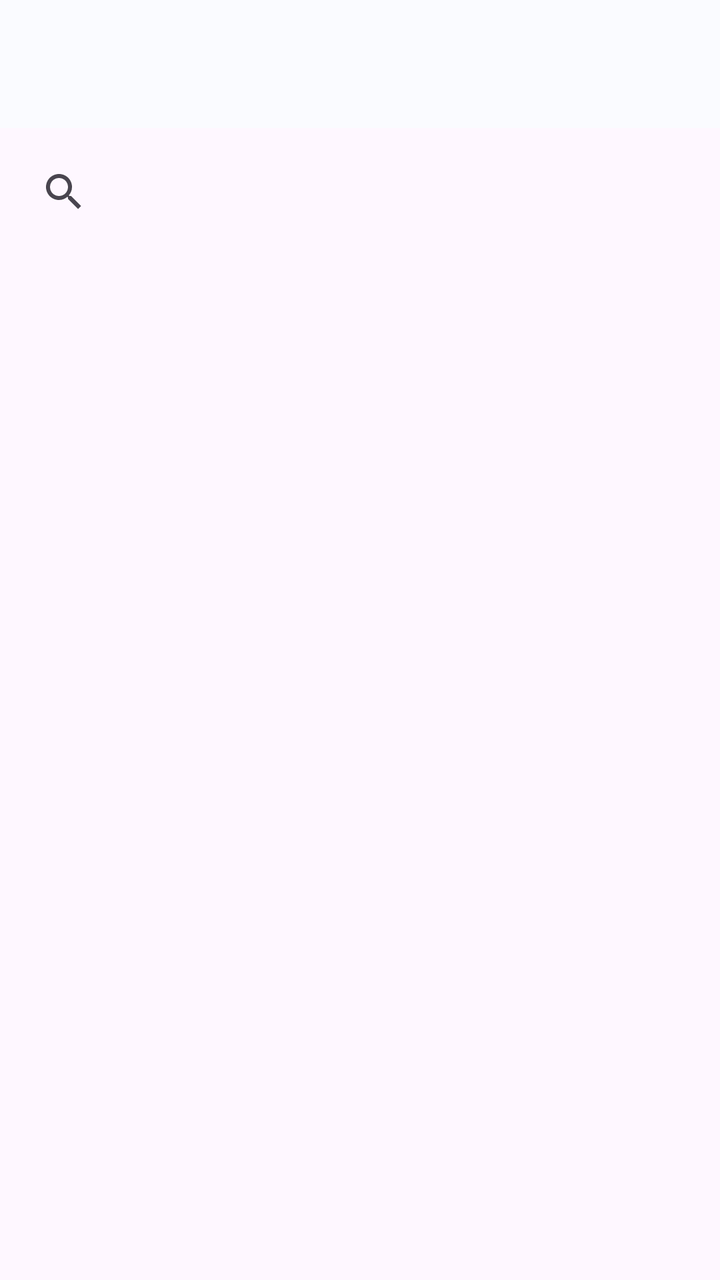
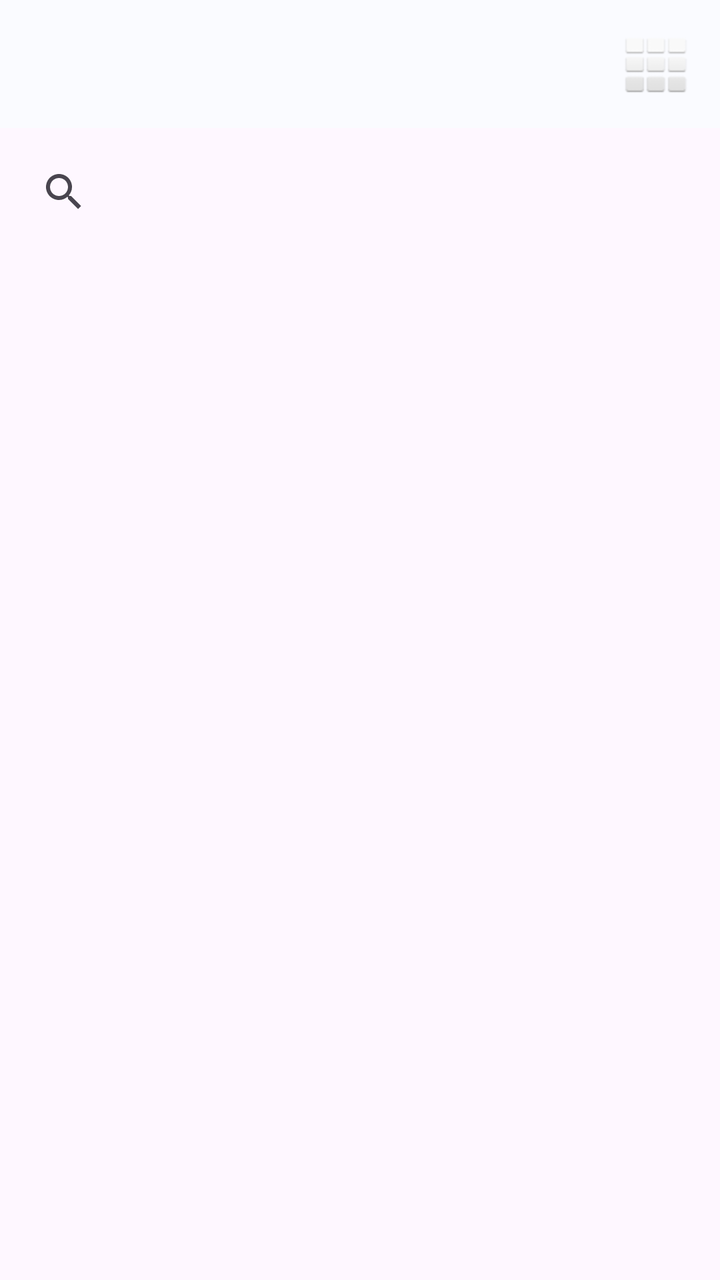

Screens rendered from an Android XML layout before and after an edit, with the pre-edit source and the edit as a unified diff.
<!-- AndroidManifest.xml: application theme Theme.CryptoTracker -->
<!-- res/layout/activity_search.xml -->
<?xml version="1.0" encoding="utf-8"?>
<LinearLayout
    xmlns:android="http://schemas.android.com/apk/res/android"
    android:layout_width="match_parent"
    android:layout_height="match_parent"
    android:orientation="vertical">

    <com.google.android.material.appbar.AppBarLayout
        android:layout_width="match_parent"
        android:layout_height="wrap_content">
        <com.google.android.material.appbar.MaterialToolbar
            android:id="@+id/toolbar"
            android:layout_width="match_parent"
            android:layout_height="?attr/actionBarSize"/>
    </com.google.android.material.appbar.AppBarLayout>

    <SearchView
        android:id="@+id/searchView"
        android:layout_width="match_parent"
        android:layout_height="wrap_content"
        android:padding="8dp"
        android:queryHint="Search coins..."/>
    <androidx.recyclerview.widget.RecyclerView
        android:id="@+id/recyclerView"
        android:layout_width="match_parent"
        android:layout_height="match_parent"
        android:padding="4dp"/>
</LinearLayout>
<!-- resources referenced by this layout -->
<resources>
  <style name="Theme.CryptoTracker" parent="Theme.Material3.Light.NoActionBar">
    <item name="colorPrimary">@color/md_theme_primary</item>
    <item name="colorOnPrimary">@color/md_theme_onPrimary</item>
    <item name="colorPrimaryContainer">@color/md_theme_primaryContainer</item>
    <item name="colorOnPrimaryContainer">@color/md_theme_onPrimaryContainer</item>
    <item name="colorSecondary">@color/md_theme_secondary</item>
    <item name="colorOnSecondary">@color/md_theme_onSecondary</item>
    <item name="colorSurface">@color/md_theme_surface</item>
    <item name="colorOnSurface">@color/md_theme_onSurface</item>
    <item name="colorError">@color/md_theme_error</item>
   </style>
  <color name="md_theme_primary">#1B6EF3</color>
  <color name="md_theme_onPrimary">#FFFFFF</color>
  <color name="md_theme_primaryContainer">#D8E2FF</color>
  <color name="md_theme_onPrimaryContainer">#001A41</color>
  <color name="md_theme_secondary">#575E71</color>
  <color name="md_theme_onSecondary">#FFFFFF</color>
  <color name="md_theme_surface">#FAFBFF</color>
  <color name="md_theme_onSurface">#1A1B1F</color>
  <color name="md_theme_error">#BA1A1A</color>
</resources>

<!-- the commit's change to res/layout/activity_search.xml (unified diff, before → after) -->
@@ -1,6 +1,7 @@
 <?xml version="1.0" encoding="utf-8"?>
 <LinearLayout
     xmlns:android="http://schemas.android.com/apk/res/android"
+    xmlns:app="http://schemas.android.com/apk/res-auto"
     android:layout_width="match_parent"
     android:layout_height="match_parent"
     android:orientation="vertical">
@@ -8,10 +9,25 @@
     <com.google.android.material.appbar.AppBarLayout
         android:layout_width="match_parent"
         android:layout_height="wrap_content">
+
         <com.google.android.material.appbar.MaterialToolbar
             android:id="@+id/toolbar"
             android:layout_width="match_parent"
-            android:layout_height="?attr/actionBarSize"/>
+            android:layout_height="?attr/actionBarSize">
+
+        <ImageButton
+            android:id="@+id/toggleViewButton"
+            android:layout_width="wrap_content"
+            android:layout_height="wrap_content"
+            android:layout_gravity="end"
+            android:layout_marginEnd="8dp"
+            android:background="?attr/selectableItemBackgroundBorderless"
+            android:contentDescription="Toggle view"
+            android:src="@android:drawable/ic_dialog_dialer"
+            android:padding="8dp"/>
+
+        </com.google.android.material.appbar.MaterialToolbar>
+
     </com.google.android.material.appbar.AppBarLayout>
 
     <SearchView
